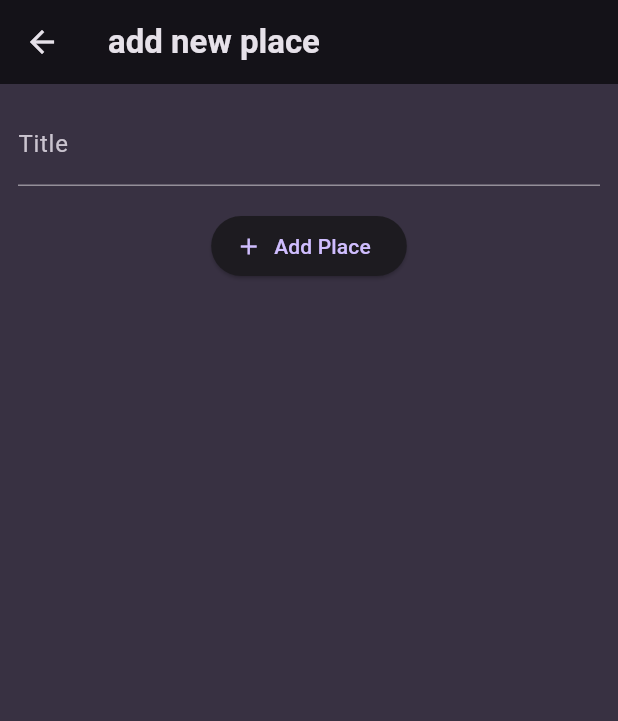
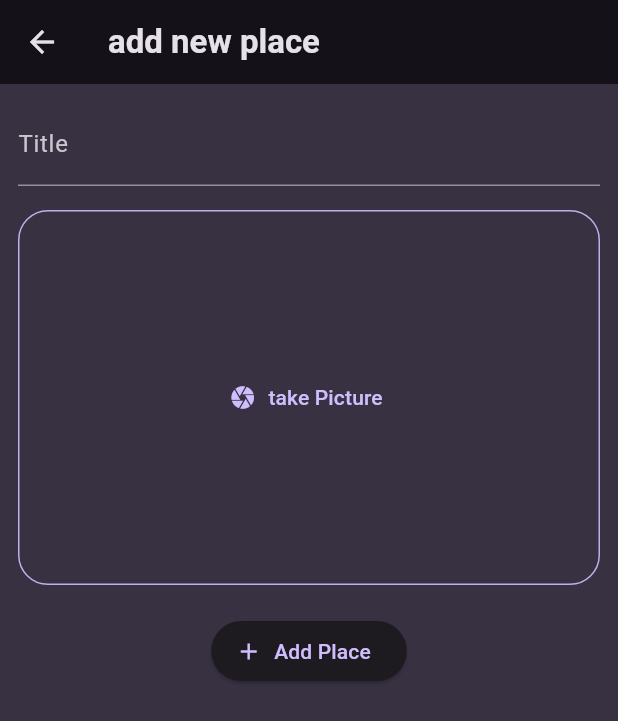
Before and after one commit to azutsavv/camera_app, a Flutter app: the AddPlaces screen opened directly, after a tap on "Add Place", on a phone screen of 412 x 824 dp. Shown: the top 721 px of the screen. Run offline on Flutter 3.47's test engine with Material 3 defaults, Android fonts, the phone set to English and light mode, and no system bars; our stand-ins replace flutter_riverpod, google_fonts, image_picker.

Commit message:
image picking added

```diff
--- a/lib/models/places.dart
+++ b/lib/models/places.dart
@@ -1,10 +1,13 @@
+import 'dart:io';
+
 import 'package:uuid/uuid.dart';
 
 const uuid = Uuid();
 
 class Place {
-  Place({required this.title}) : id = uuid.v4();
+  Place({required this.title, required this.image}) : id = uuid.v4();
 
   final String title;
   final String id;
+  final File image;
 }
--- a/lib/screens/add_places.dart
+++ b/lib/screens/add_places.dart
@@ -1,7 +1,9 @@
+import 'dart:io';
+
 import 'package:camera_app/provider/user_provider.dart';
 import 'package:flutter/material.dart';
 import 'package:flutter_riverpod/flutter_riverpod.dart';
-
+import 'package:camera_app/widget/image_input.dart';
 class AddPlaces extends ConsumerStatefulWidget {
   const AddPlaces({super.key});
 
@@ -10,15 +12,16 @@ class AddPlaces extends ConsumerStatefulWidget {
 
 class _AddPlacesState extends ConsumerState<AddPlaces> {
   final _titleController = TextEditingController();
+  File? _selectedimage;
 
   void _savePlaces() {
     final enteredTitle = _titleController.text;
 
-    if (enteredTitle.isEmpty) {
+    if (enteredTitle.isEmpty || _selectedimage == null) {
       return;
     }
 
-    ref.read(userPlacesProvider.notifier).addPlace(enteredTitle);
+    ref.read(userPlacesProvider.notifier).addPlace(enteredTitle, _selectedimage!);
 
     Navigator.of(context).pop();
   }
@@ -50,6 +53,16 @@ class _AddPlacesState extends ConsumerState<AddPlaces> {
             const SizedBox(
               height: 16,
             ),
+
+            ImageInput(onpickimage: (image) {
+             _selectedimage = image;
+            },
+
+            ),
+
+            const SizedBox(
+              height: 20,
+            ),
             ElevatedButton.icon(
               onPressed: _savePlaces,
               icon: const Icon(Icons.add),
--- a/lib/widget/image_input.dart
+++ b/lib/widget/image_input.dart
@@ -1,25 +1,72 @@
+import 'dart:io';
 import 'package:flutter/material.dart';
+import 'package:image_picker/image_picker.dart';
 
 class ImageInput extends StatefulWidget {
-  const ImageInput({super.key});
+  const ImageInput({super.key, required this.onpickimage});
+
+  final void Function(File image)  onpickimage;
 
   @override
   State<ImageInput> createState() => _ImageInputState();
 }
 
 class _ImageInputState extends State<ImageInput> {
+ File? _selectedimage ;
+
+  void _takePicture() async{
+    final imagePicker = ImagePicker();
+    final PickedImage = await imagePicker.pickImage(
+      source: ImageSource.camera,
+      maxWidth: 600,
+      );
+
+    if(PickedImage== null){
+      return;
+    }
+
+    setState(() {
+    _selectedimage = File(PickedImage.path);
+      });
+
+    widget.onpickimage(_selectedimage!);
+
+  }
+
   @override
   Widget build(BuildContext context) {
+    Widget content = TextButton.icon(
+        onPressed: () =>  _takePicture(),
+        icon: const Icon(Icons.camera),
+        label:const Text('take Picture')
+        );
+
+      if(_selectedimage != null){
+        content = GestureDetector(
+          onTap: _takePicture,
+          child: Image.file(
+            _selectedimage!,
+            fit: BoxFit.cover,
+            width: double.infinity,
+            height: double.infinity,
+            ),
+        );
+      }
+
     return Container(
+      decoration: BoxDecoration(
+        borderRadius: BorderRadius.circular(20),
+        border: Border.all(
+          width: 1,
+          color: Theme.of(context).colorScheme.primary.withOpacity(0.9),
+          ),
+
+      ),
+
       height: 250,
       width: double.infinity,
       alignment: Alignment.center,
-      child: TextButton.icon(
-        onPressed: () {
-
-        },
-        icon: const Icon(Icons.camera),
-        label:const Text('take Picture')),
+      child: content,
     ) ;
   }
 }
--- a/pubspec.yaml
+++ b/pubspec.yaml
@@ -38,6 +38,7 @@ dependencies:
   google_fonts: ^6.1.0
   uuid: ^4.1.0
   flutter_riverpod: ^2.4.4
+  image_picker: ^1.0.7
 
 dev_dependencies:
   flutter_test:
```
Also changed, not shown: lib/provider/user_provider.dart (+6 -2 lines), pubspec.lock, 6 other files.
